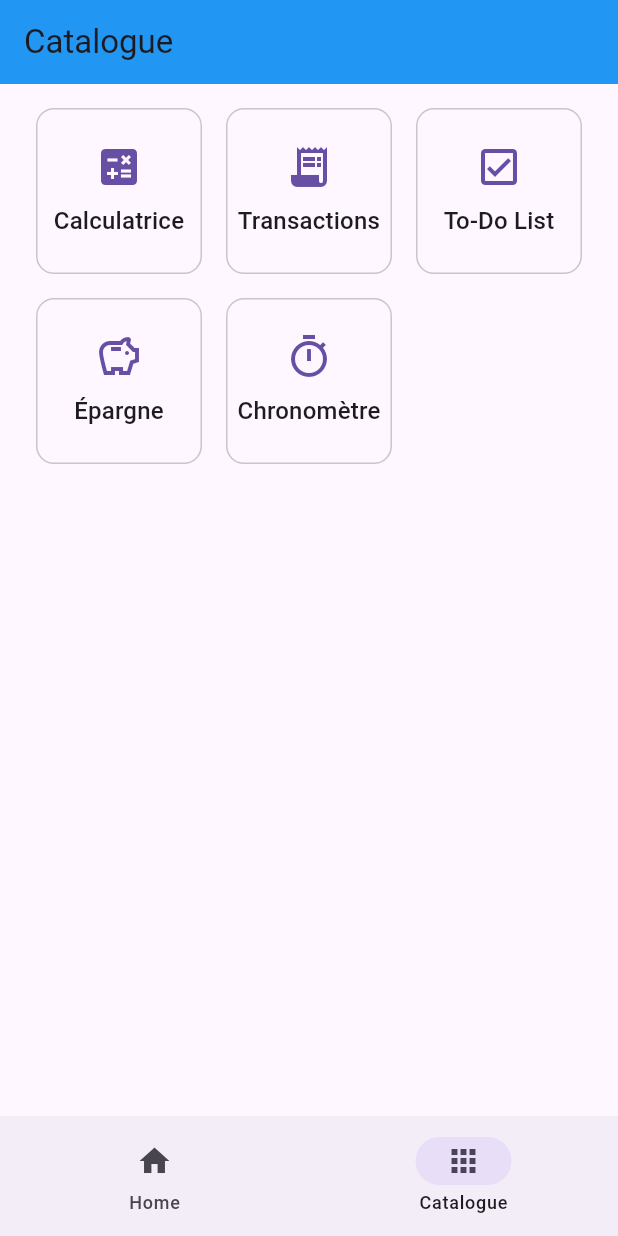
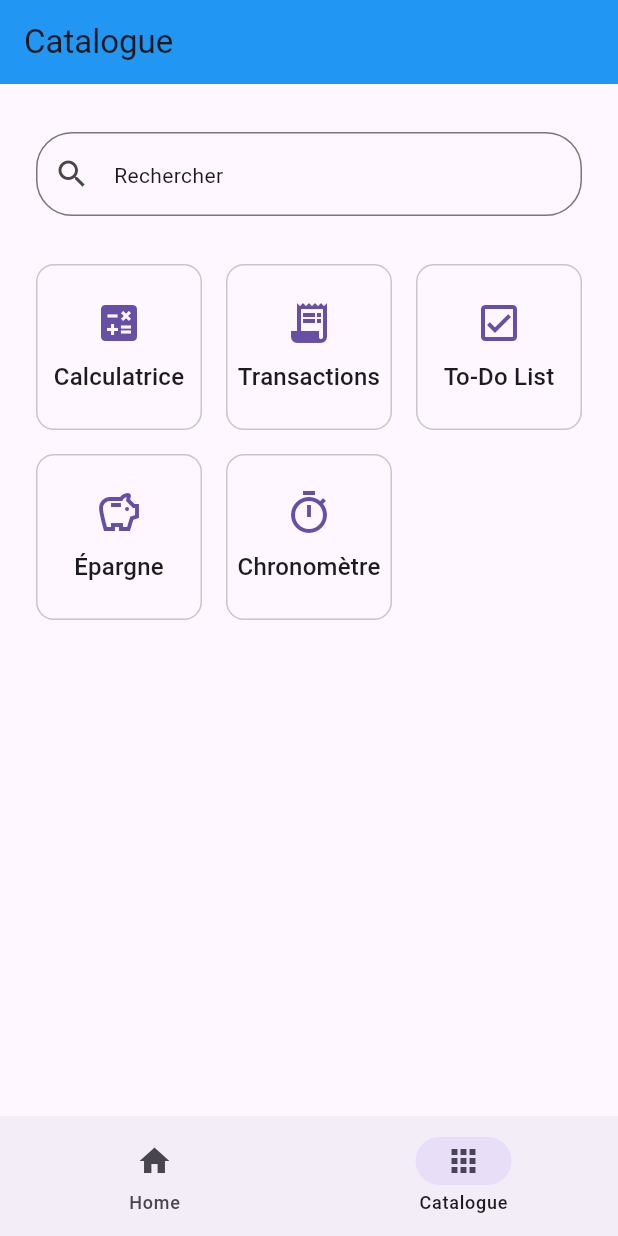
Before and after one commit to dadacoc/multitools, a Flutter app: the screen it shows after launch, item 2 of the bottom bar chosen, on a phone screen of 412 x 824 dp. Run offline on Flutter 3.47's test engine with Material 3 defaults, Android fonts, the phone set to English and light mode, and no system bars; our stand-ins replace go_router, logger, sqflite; accounts and stored records are empty.

Commit message:
feat(research): Create a research system in catalogue

```diff
--- a/lib/main.dart
+++ b/lib/main.dart
@@ -1,3 +1,4 @@
+import 'package:multitools/mini_apps/home/catalogue_provider.dart';
 import 'package:multitools/mini_apps/todos/provider_todo.dart';
 import 'package:multitools/mini_apps/transactions/provider.dart';
 import 'package:multitools/router.dart';
@@ -26,6 +27,7 @@ class MyApp extends StatelessWidget {
         Provider<Database>.value(value: database),
         ChangeNotifierProvider(create: (_) => TransactionsProvider(database)),
         ChangeNotifierProvider(create: (_) => TodoProvider(database: database)),
+        ChangeNotifierProvider(create: (_) => CatalogueProvider(database: database))
       ],
       child: MaterialApp.router(
         routerConfig: router,
--- a/lib/mini_apps/home/catalogue.dart
+++ b/lib/mini_apps/home/catalogue.dart
@@ -1,5 +1,7 @@
 import 'package:flutter/material.dart';
+import 'package:multitools/mini_apps/home/catalogue_provider.dart';
 import 'package:multitools/mini_apps/home/shortcut_apps.dart';
+import 'package:provider/provider.dart';
 
 import '../../app_sizes.dart';
 
@@ -13,6 +15,9 @@ class Catalogue extends StatefulWidget {
 
 class _CatalogueState extends State<Catalogue> {
 
+  late CatalogueProvider provider;
+
+
   ///Données de test
   final List<Map<String, dynamic>> allMiniApps = [
     {'name': 'Calculatrice', 'icon': Icons.calculate, 'navigation':'calculatrice'},
@@ -24,23 +29,44 @@ class _CatalogueState extends State<Catalogue> {
 
   @override
   Widget build(BuildContext context) {
+
+    provider = Provider.of<CatalogueProvider>(context);
+
     return Scaffold(
       appBar: AppBar(
         title: Text("Catalogue"),
         automaticallyImplyLeading: false,
         backgroundColor: Colors.blue,
       ),
-      body:GridView.builder(
+      body:Column(
+        children: [
+          SizedBox(height: AppSizes.gap.m,),
+          Padding(
+            padding: EdgeInsets.symmetric(horizontal: AppSizes.padding.l ,vertical: AppSizes.padding.m),
+            child: TextField(
+              decoration: InputDecoration(
+                border: OutlineInputBorder(borderRadius: BorderRadius.circular(AppSizes.corners.l)),
+                hint: Text("Rechercher"),
+                prefixIcon: Icon(Icons.search)
+              ),
+              onChanged: (research) => provider.filterApps(research),
+            ),
+          ),
+          Expanded(
+            child: GridView.builder(
                   padding: EdgeInsets.symmetric(horizontal: AppSizes.padding.l ,vertical: AppSizes.padding.m), //Ancienne valeur 24 et 20 , nouvelle 24 (l) et 16 (m) ,
                   gridDelegate: SliverGridDelegateWithMaxCrossAxisExtent(
                       maxCrossAxisExtent: 160.0,
                       mainAxisSpacing: AppSizes.gap.m,
                       crossAxisSpacing: AppSizes.gap.m
                   ),
-            itemCount: allMiniApps.length,
+                  itemCount: provider.filteredApps.length,
                   itemBuilder: (BuildContext context , int index){
-              return ShortcutApps(miniApp: allMiniApps[index]);
+                    return ShortcutApps(miniApp: provider.filteredApps[index]);
                   },
+            ),
+          ),
+        ],
       ),
     );
   }
--- /dev/null
+++ b/lib/mini_apps/home/catalogue_provider.dart
@@ -0,0 +1,30 @@
+import 'package:flutter/material.dart';
+import 'package:sqflite/sqflite.dart';
+
+class CatalogueProvider extends ChangeNotifier {
+
+  late Database database;
+
+  CatalogueProvider({required this.database}){
+    filteredApps = List.from(allMiniApps);
+  }
+
+  ///Données de test
+  final List<Map<String, dynamic>> allMiniApps = [
+    {'name': 'Calculatrice', 'icon': Icons.calculate, 'navigation':'calculatrice'},
+    {'name': 'Transactions', 'icon': Icons.receipt_long,'navigation':'transaction'},
+    {'name': 'To-Do List', 'icon': Icons.check_box_outlined,'navigation': 'todo-list'},
+    {'name': 'Épargne', 'icon': Icons.savings_outlined,'navigation':'epargne'},
+    {'name': 'Chronomètre', 'icon': Icons.timer_outlined,'navigation':'chronomètre'},
+  ];
+
+  late List<Map<String, dynamic>> filteredApps;
+
+  void filterApps(String research){
+    filteredApps = allMiniApps.where((app) => (app['name'].toLowerCase().trim()).contains(research.toLowerCase().trim())).toList();
+    notifyListeners();
+  }
+
+
+
+}
--- a/lib/mini_apps/todos/add_todo.dart
+++ b/lib/mini_apps/todos/add_todo.dart
@@ -66,6 +66,7 @@ class _CreateToDoState extends State<CreateToDo> {
 
     TextEditingController searchBar = TextEditingController();
     String categorieChoisie = categorie.text;
+    List<Map<String, dynamic>> filteredCategories = List.from(provider.categories);
 
     return await showModalBottomSheet<String?>(
         context: context,
@@ -76,7 +77,6 @@ class _CreateToDoState extends State<CreateToDo> {
           return StatefulBuilder(
               builder: (context , setState){
                 TodoProvider provider = Provider.of<TodoProvider>(listen: true,context);
-                List<Map<String, dynamic>> filteredCategories = List.from(provider.categories);
 
                 return Container(
                   padding: EdgeInsets.only(top: 20,left: 20,right: 20, bottom: MediaQuery.of(context).viewInsets.bottom), //Permet de mettre le padding du clavier
@@ -96,7 +96,7 @@ class _CreateToDoState extends State<CreateToDo> {
                         ),
                         onChanged: (recherche){
                           setState((){
-                            filteredCategories = provider.categories.where((categorie) => categorie['name'].toLowerCase().contains(recherche.toLowerCase())).toList();
+                            filteredCategories = provider.categories.where((categorie) => (categorie['name'].toLowerCase().trim()).contains(recherche.toLowerCase().trim())).toList();
                           });
                         },
                       ),
--- a/lib/mini_apps/todos/edit_todo.dart
+++ b/lib/mini_apps/todos/edit_todo.dart
@@ -90,6 +90,7 @@ class _EditTodoState extends State<EditTodo> {
 
     TextEditingController searchBar = TextEditingController();
     String categorieChoisie = categorie.text;
+    List<Map<String, dynamic>> filteredCategories = List.from(provider.categories);
 
     return await showModalBottomSheet<String?>(
         context: context,
@@ -100,7 +101,6 @@ class _EditTodoState extends State<EditTodo> {
           return StatefulBuilder(
               builder: (context , setState){
                 TodoProvider provider = Provider.of<TodoProvider>(listen: true,context);
-                List<Map<String, dynamic>> filteredCategories = List.from(provider.categories);
 
                 return Container(
                   padding: EdgeInsets.only(top: 20,left: 20,right: 20, bottom: MediaQuery.of(context).viewInsets.bottom), //Permet de mettre le padding du clavier
@@ -120,7 +120,7 @@ class _EditTodoState extends State<EditTodo> {
                         ),
                         onChanged: (recherche){
                           setState((){
-                            filteredCategories = provider.categories.where((categorie) => categorie['name'].toLowerCase().contains(recherche.toLowerCase())).toList();
+                            filteredCategories = provider.categories.where((categorie) => (categorie['name'].toLowerCase().trim()).contains(recherche.toLowerCase().trim())).toList();
                           });
                         },
                       ),
```
Lines whose indentation alone changed are shown as unchanged.
